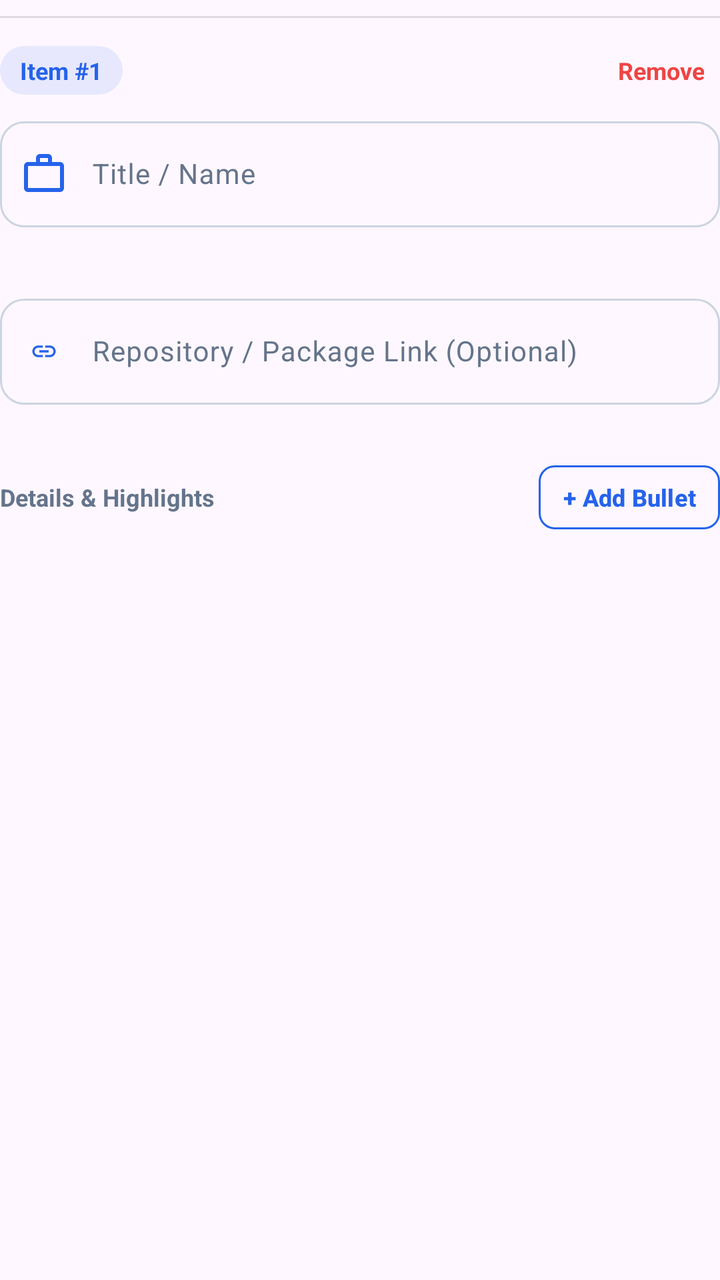
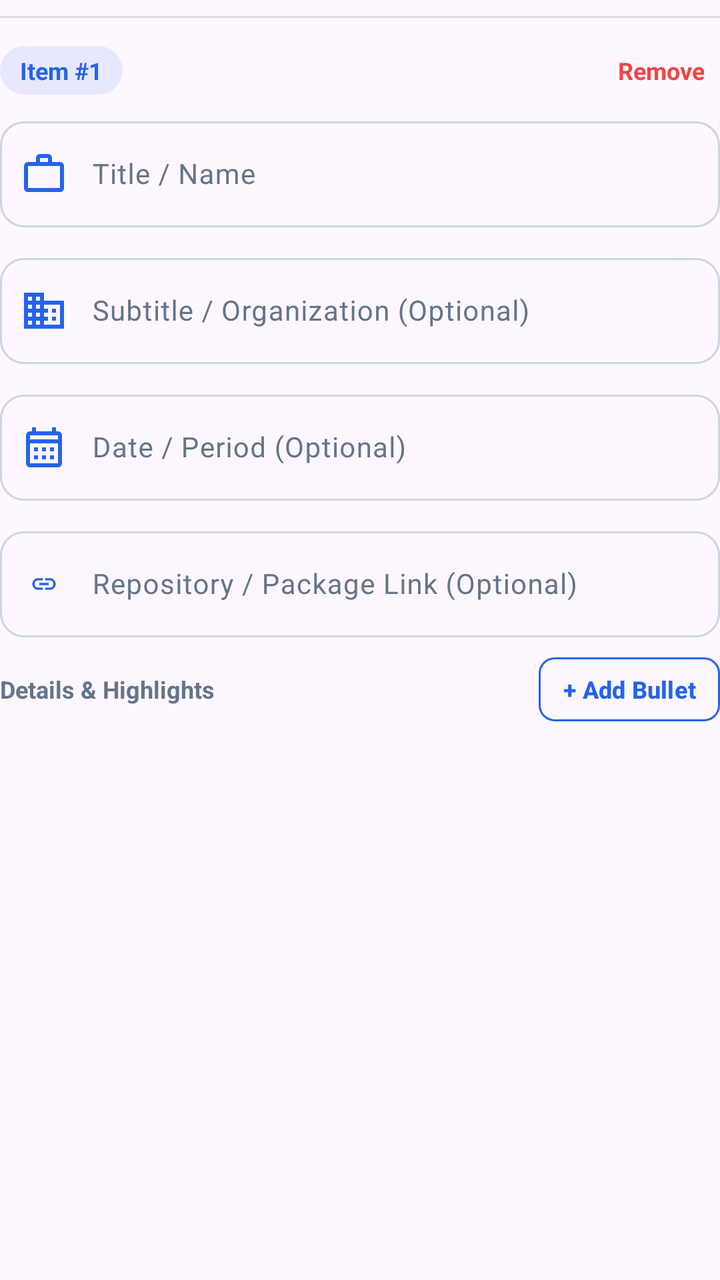

Compare the two renders of this Android layout. The source of the first and the diff that turns it into the second are given below.
<!-- AndroidManifest.xml: application theme Theme.MyApplication -->
<!-- res/layout/item_custom_entry.xml -->
<?xml version="1.0" encoding="utf-8"?>
<LinearLayout xmlns:android="http://schemas.android.com/apk/res/android"
    xmlns:app="http://schemas.android.com/apk/res-auto"
    android:layout_width="match_parent"
    android:layout_height="wrap_content"
    android:orientation="vertical">

    
    <View
        android:id="@+id/dividerEntry"
        android:layout_width="match_parent"
        android:layout_height="1dp"
        android:layout_marginTop="8dp"
        android:layout_marginBottom="14dp"
        android:background="@color/app_border" />

    <RelativeLayout
        android:layout_width="match_parent"
        android:layout_height="wrap_content"
        android:layout_marginBottom="8dp">

        <TextView
            android:id="@+id/tvCustomItemHeader"
            android:layout_width="wrap_content"
            android:layout_height="wrap_content"
            android:layout_alignParentStart="true"
            android:layout_centerVertical="true"
            android:background="@drawable/bg_pill_badge"
            android:paddingHorizontal="10dp"
            android:paddingVertical="4dp"
            android:text="Item #1"
            android:textColor="@color/app_primary"
            android:textSize="12sp"
            android:textStyle="bold" />

        <TextView
            android:id="@+id/btnRemoveCustomItem"
            android:layout_width="wrap_content"
            android:layout_height="wrap_content"
            android:layout_alignParentEnd="true"
            android:layout_centerVertical="true"
            android:background="?attr/selectableItemBackground"
            android:gravity="center_vertical|end"
            android:paddingHorizontal="8dp"
            android:paddingVertical="4dp"
            android:text="Remove"
            android:textColor="@color/app_danger"
            android:textSize="12sp"
            android:textStyle="bold" />

    </RelativeLayout>

    
    <com.google.android.material.textfield.TextInputLayout
        android:id="@+id/tilCustomTitle"
        style="?attr/textInputOutlinedStyle"
        android:layout_width="match_parent"
        android:layout_height="wrap_content"
        android:layout_marginBottom="10dp"
        android:hint="@string/hint_custom_title"
        app:errorEnabled="true"
        app:startIconDrawable="@drawable/ic_work"
        app:startIconTint="@color/app_primary"
        app:startIconMinSize="44dp"
        app:boxCornerRadiusBottomEnd="12dp"
        app:boxCornerRadiusBottomStart="12dp"
        app:boxCornerRadiusTopEnd="12dp"
        app:boxCornerRadiusTopStart="12dp">

        <com.google.android.material.textfield.TextInputEditText
            android:id="@+id/etCustomTitle"
            android:layout_width="match_parent"
            android:layout_height="wrap_content"
            android:imeOptions="actionNext"
            android:inputType="textCapWords"
            android:paddingStart="46dp"
            android:paddingEnd="12dp"
            android:textColor="@color/app_text_primary"
            android:textSize="14sp" />

    </com.google.android.material.textfield.TextInputLayout>

    
    <com.google.android.material.textfield.TextInputLayout
        android:id="@+id/tilCustomLink"
        style="?attr/textInputOutlinedStyle"
        android:layout_width="match_parent"
        android:layout_height="wrap_content"
        android:layout_marginBottom="10dp"
        android:hint="@string/hint_custom_link_optional"
        app:errorEnabled="true"
        app:startIconDrawable="@drawable/ic_link_14"
        app:startIconTint="@color/app_primary"
        app:startIconMinSize="44dp"
        app:boxCornerRadiusBottomEnd="12dp"
        app:boxCornerRadiusBottomStart="12dp"
        app:boxCornerRadiusTopEnd="12dp"
        app:boxCornerRadiusTopStart="12dp">

        <com.google.android.material.textfield.TextInputEditText
            android:id="@+id/etCustomLink"
            android:layout_width="match_parent"
            android:layout_height="wrap_content"
            android:imeOptions="actionDone"
            android:inputType="textUri"
            android:paddingStart="46dp"
            android:paddingEnd="12dp"
            android:textColor="@color/app_text_primary"
            android:textSize="14sp" />

    </com.google.android.material.textfield.TextInputLayout>

    
    <LinearLayout
        android:layout_width="match_parent"
        android:layout_height="wrap_content"
        android:gravity="center_vertical"
        android:orientation="horizontal"
        android:layout_marginBottom="8dp">

        <TextView
            android:id="@+id/tvCustomDetailsHeader"
            android:layout_width="0dp"
            android:layout_height="wrap_content"
            android:layout_weight="1"
            android:text="@string/header_custom_details"
            android:textColor="@color/app_text_muted"
            android:textSize="12sp"
            android:textStyle="bold" />

        <com.google.android.material.button.MaterialButton
            android:id="@+id/btnAddCustomBullet"
            style="?attr/materialButtonOutlinedStyle"
            android:layout_width="wrap_content"
            android:layout_height="32dp"
            android:insetTop="0dp"
            android:insetBottom="0dp"
            android:paddingHorizontal="12dp"
            android:text="@string/action_add_bullet"
            android:textSize="12sp"
            android:textStyle="bold"
            app:cornerRadius="8dp"
            app:strokeColor="@color/app_primary" />

    </LinearLayout>

    
    <LinearLayout
        android:id="@+id/llCustomBulletsContainer"
        android:layout_width="match_parent"
        android:layout_height="wrap_content"
        android:orientation="vertical"
        android:clipChildren="false"
        android:clipToPadding="false"
        android:layout_marginBottom="8dp" />

</LinearLayout>
<!-- resources referenced by this layout -->
<resources>
  <color name="app_border">#1E000000</color>
  <color name="app_danger">#EF4444</color>
  <color name="app_primary">#2563EB</color>
  <color name="app_text_muted">#64748B</color>
  <color name="app_text_primary">#0F172A</color>
  <!-- drawable bg_pill_badge (drawable) -->
  <?xml version="1.0" encoding="utf-8"?>
  <shape xmlns:android="http://schemas.android.com/apk/res/android"
      android:shape="rectangle">
      <corners android:radius="20dp" />
      <solid android:color="@color/app_primary_container" />
  </shape>
  <!-- drawable ic_work (drawable) -->
  <vector xmlns:android="http://schemas.android.com/apk/res/android"
      android:width="24dp"
      android:height="24dp"
      android:viewportWidth="24"
      android:viewportHeight="24">
      <path
          android:fillColor="@color/app_primary"
          android:pathData="M20,6h-4V4c0,-1.11 -0.89,-2 -2,-2h-4c-1.11,0 -2,0.89 -2,2v2H4c-1.11,0 -1.99,0.89 -1.99,2L2,19c0,1.11 0.89,2 2,2h16c1.11,0 2,-0.89 2,-2V8c0,-1.11 -0.89,-2 -2,-2zM10,4h4v2h-4V4zm10,15H4V8h16v11z" />
  </vector>
  <string name="action_add_bullet">+ Add Bullet</string>
  <string name="header_custom_details">Details &amp; Highlights</string>
  <string name="hint_custom_link_optional">Repository / Package Link (Optional)</string>
  <string name="hint_custom_title">Title / Name</string>
  <color name="app_primary_container">#1A2563EB</color>
  <color name="chip_bg_color">#F0F4F8</color>
  <color name="chip_text_color">#0F172A</color>
  <color name="app_surface">#FFFFFF</color>
  <color name="chip_stroke_color">#CBD5E1</color>
  <color name="app_background">#F4F5F7</color>
  <style name="Widget.App.SkillChip" parent="Widget.Material3.Chip.Assist">
          <item name="chipBackgroundColor">@color/chip_bg_color</item>
          <item name="chipStrokeColor">@color/chip_stroke_color</item>
          <item name="chipStrokeWidth">1dp</item>
          <item name="chipCornerRadius">8dp</item>
          <item name="android:textColor">@color/chip_text_color</item>
          <item name="closeIconTint">@color/chip_close_icon_tint</item>
      </style>
  <style name="AppBottomSheetDialogTheme" parent="Theme.Material3.DayNight.BottomSheetDialog">
          <item name="colorSurfaceContainerLow">@color/app_surface</item>
          <item name="bottomSheetStyle">@style/AppModalBottomSheet</item>
      </style>
  <color name="chip_close_icon_tint">#64748B</color>
  <style name="AppModalBottomSheet" parent="Widget.Material3.BottomSheet.Modal">
          <item name="backgroundTint">@color/app_surface</item>
      </style>
  <style name="ShapeAppearance.App.Dialog" parent="ShapeAppearance.Material3.Corner.ExtraLarge">
          <item name="cornerSize">20dp</item>
      </style>
  <!-- unchanged entries left out for length: 3 -->
</resources>

<!-- the commit's change to res/layout/item_custom_entry.xml (unified diff, before → after) -->
@@ -58,7 +58,6 @@
         android:layout_height="wrap_content"
         android:layout_marginBottom="10dp"
         android:hint="@string/hint_custom_title"
-        app:errorEnabled="true"
         app:startIconDrawable="@drawable/ic_work"
         app:startIconTint="@color/app_primary"
         app:startIconMinSize="44dp"
@@ -82,13 +81,70 @@
 
     
     <com.google.android.material.textfield.TextInputLayout
+        android:id="@+id/tilCustomSubtitle"
+        style="?attr/textInputOutlinedStyle"
+        android:layout_width="match_parent"
+        android:layout_height="wrap_content"
+        android:layout_marginBottom="10dp"
+        android:hint="@string/hint_custom_subtitle"
+        app:startIconDrawable="@drawable/ic_business"
+        app:startIconTint="@color/app_primary"
+        app:startIconMinSize="44dp"
+        app:boxCornerRadiusBottomEnd="12dp"
+        app:boxCornerRadiusBottomStart="12dp"
+        app:boxCornerRadiusTopEnd="12dp"
+        app:boxCornerRadiusTopStart="12dp">
+
+        <com.google.android.material.textfield.TextInputEditText
+            android:id="@+id/etCustomSubtitle"
+            android:layout_width="match_parent"
+            android:layout_height="wrap_content"
+            android:imeOptions="actionNext"
+            android:inputType="textCapWords"
+            android:paddingStart="46dp"
+            android:paddingEnd="12dp"
+            android:textColor="@color/app_text_primary"
+            android:textSize="14sp" />
+
+    </com.google.android.material.textfield.TextInputLayout>
+
+    
+    <com.google.android.material.textfield.TextInputLayout
+        android:id="@+id/tilCustomPeriod"
+        style="?attr/textInputOutlinedStyle"
+        android:layout_width="match_parent"
+        android:layout_height="wrap_content"
+        android:layout_marginBottom="10dp"
+        android:hint="@string/hint_custom_period"
+        app:startIconDrawable="@drawable/ic_calendar"
+        app:startIconTint="@color/app_primary"
+        app:startIconMinSize="44dp"
+        app:boxCornerRadiusBottomEnd="12dp"
+        app:boxCornerRadiusBottomStart="12dp"
+        app:boxCornerRadiusTopEnd="12dp"
+        app:boxCornerRadiusTopStart="12dp">
+
+        <com.google.android.material.textfield.TextInputEditText
+            android:id="@+id/etCustomPeriod"
+            android:layout_width="match_parent"
+            android:layout_height="wrap_content"
+            android:imeOptions="actionNext"
+            android:inputType="textCapWords"
+            android:paddingStart="46dp"
+            android:paddingEnd="12dp"
+            android:textColor="@color/app_text_primary"
+            android:textSize="14sp" />
+
+    </com.google.android.material.textfield.TextInputLayout>
+
+    
+    <com.google.android.material.textfield.TextInputLayout
         android:id="@+id/tilCustomLink"
         style="?attr/textInputOutlinedStyle"
         android:layout_width="match_parent"
         android:layout_height="wrap_content"
         android:layout_marginBottom="10dp"
         android:hint="@string/hint_custom_link_optional"
-        app:errorEnabled="true"
         app:startIconDrawable="@drawable/ic_link_14"
         app:startIconTint="@color/app_primary"
         app:startIconMinSize="44dp"
@@ -112,46 +168,55 @@
 
     
     <LinearLayout
-        android:layout_width="match_parent"
-        android:layout_height="wrap_content"
-        android:gravity="center_vertical"
-        android:orientation="horizontal"
-        android:layout_marginBottom="8dp">
-
-        <TextView
-            android:id="@+id/tvCustomDetailsHeader"
-            android:layout_width="0dp"
-            android:layout_height="wrap_content"
-            android:layout_weight="1"
-            android:text="@string/header_custom_details"
-            android:textColor="@color/app_text_muted"
-            android:textSize="12sp"
-            android:textStyle="bold" />
-
-        <com.google.android.material.button.MaterialButton
-            android:id="@+id/btnAddCustomBullet"
-            style="?attr/materialButtonOutlinedStyle"
-            android:layout_width="wrap_content"
-            android:layout_height="32dp"
-            android:insetTop="0dp"
-            android:insetBottom="0dp"
-            android:paddingHorizontal="12dp"
-            android:text="@string/action_add_bullet"
-            android:textSize="12sp"
-            android:textStyle="bold"
-            app:cornerRadius="8dp"
-            app:strokeColor="@color/app_primary" />
+        android:id="@+id/layoutCustomBulletsSection"
+        android:layout_width="match_parent"
+        android:layout_height="wrap_content"
+        android:orientation="vertical">
+
+        
+        <LinearLayout
+            android:layout_width="match_parent"
+            android:layout_height="wrap_content"
+            android:gravity="center_vertical"
+            android:orientation="horizontal"
+            android:layout_marginBottom="8dp">
+
+            <TextView
+                android:id="@+id/tvCustomDetailsHeader"
+                android:layout_width="0dp"
+                android:layout_height="wrap_content"
+                android:layout_weight="1"
+                android:text="@string/header_custom_details"
+                android:textColor="@color/app_text_muted"
+                android:textSize="12sp"
+                android:textStyle="bold" />
+
+            <com.google.android.material.button.MaterialButton
+                android:id="@+id/btnAddCustomBullet"
+                style="?attr/materialButtonOutlinedStyle"
+                android:layout_width="wrap_content"
+                android:layout_height="32dp"
+                android:insetTop="0dp"
+                android:insetBottom="0dp"
+                android:paddingHorizontal="12dp"
+                android:text="@string/action_add_bullet"
+                android:textSize="12sp"
+                android:textStyle="bold"
+                app:cornerRadius="8dp"
+                app:strokeColor="@color/app_primary" />
+
+        </LinearLayout>
+
+        
+        <LinearLayout
+            android:id="@+id/llCustomBulletsContainer"
+            android:layout_width="match_parent"
+            android:layout_height="wrap_content"
+            android:orientation="vertical"
+            android:clipChildren="false"
+            android:clipToPadding="false"
+            android:layout_marginBottom="8dp" />
 
     </LinearLayout>
 
-    
-    <LinearLayout
-        android:id="@+id/llCustomBulletsContainer"
-        android:layout_width="match_parent"
-        android:layout_height="wrap_content"
-        android:orientation="vertical"
-        android:clipChildren="false"
-        android:clipToPadding="false"
-        android:layout_marginBottom="8dp" />
-
 </LinearLayout>
<!-- resource entries referenced after the edit -->
@@ -12,6 +12,26 @@
       <corners android:radius="20dp" />
       <solid android:color="@color/app_primary_container" />
   </shape>
+  <!-- drawable ic_business (drawable) -->
+  <vector xmlns:android="http://schemas.android.com/apk/res/android"
+      android:width="24dp"
+      android:height="24dp"
+      android:viewportWidth="24"
+      android:viewportHeight="24">
+      <path
+          android:fillColor="@color/app_primary"
+          android:pathData="M12,7V3H2v18h20V7H12zM6,19H4v-2h2V19zM6,15H4v-2h2V15zM6,11H4V9h2V11zM6,7H4V5h2V7zM10,19H8v-2h2V19zM10,15H8v-2h2V15zM10,11H8V9h2V11zM10,7H8V5h2V7zM20,19h-8v-2h2v-2h-2v-2h2v-2h-2V9h8V19zM18,11h-2v2h2V11zM18,15h-2v2h2V15z" />
+  </vector>
+  <!-- drawable ic_calendar (drawable) -->
+  <vector xmlns:android="http://schemas.android.com/apk/res/android"
+      android:width="24dp"
+      android:height="24dp"
+      android:viewportWidth="24"
+      android:viewportHeight="24">
+      <path
+          android:fillColor="@color/app_primary"
+          android:pathData="M19,4h-1V2h-2v2H8V2H6v2H5C3.89,4 3.01,4.9 3.01,6L3,20c0,1.1 0.89,2 2,2h14c1.1,0 2,-0.9 2,-2V6C21,4.9 20.1,4 19,4zM19,20H5V10h14V20zM19,8H5V6h14V8zM9,14H7v-2h2V14zM13,14h-2v-2h2V14zM17,14h-2v-2h2V14zM9,18H7v-2h2V18zM13,18h-2v-2h2V18zM17,18h-2v-2h2V18z" />
+  </vector>
   <!-- drawable ic_work (drawable) -->
   <vector xmlns:android="http://schemas.android.com/apk/res/android"
       android:width="24dp"
@@ -25,6 +45,8 @@
   <string name="action_add_bullet">+ Add Bullet</string>
   <string name="header_custom_details">Details &amp; Highlights</string>
   <string name="hint_custom_link_optional">Repository / Package Link (Optional)</string>
+  <string name="hint_custom_period">Date / Period (Optional)</string>
+  <string name="hint_custom_subtitle">Subtitle / Organization (Optional)</string>
   <string name="hint_custom_title">Title / Name</string>
   <color name="app_primary_container">#1A2563EB</color>
   <color name="chip_bg_color">#F0F4F8</color>
